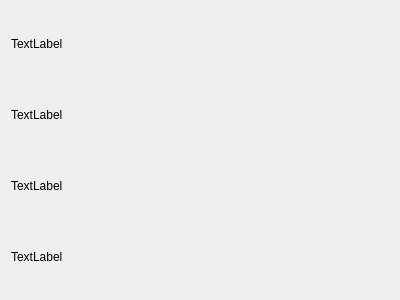
lgasyou/SimpleSimulator, file CompanyDetailDialog.ui: the form before one commit.
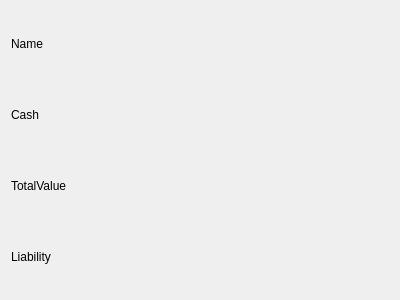
The form after the commit.

```diff
--- a/CompanyDetailDialog.ui
+++ b/CompanyDetailDialog.ui
@@ -17,28 +17,28 @@
    <item row="0" column="0">
     <widget class="QLabel" name="label_Name">
      <property name="text">
-      <string>TextLabel</string>
+      <string>Name</string>
      </property>
     </widget>
    </item>
    <item row="1" column="0">
     <widget class="QLabel" name="label_Cash">
      <property name="text">
-      <string>TextLabel</string>
+      <string>Cash</string>
      </property>
     </widget>
    </item>
    <item row="2" column="0">
     <widget class="QLabel" name="label_TotalValue">
      <property name="text">
-      <string>TextLabel</string>
+      <string>TotalValue</string>
      </property>
     </widget>
    </item>
    <item row="3" column="0">
     <widget class="QLabel" name="label_Liability">
      <property name="text">
-      <string>TextLabel</string>
+      <string>Liability</string>
      </property>
     </widget>
    </item>
```
